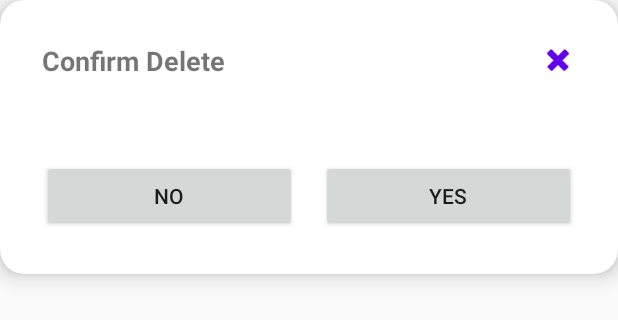
After one commit to ItsAlexanderPopov/android-app, an Android app built with Jetpack Compose: the layout delete_confirmation_dialog.xml on its own in the app's theme, with its tools: preview values and no code run, on a phone screen of 412 x 824 dp. The commit adds this screen. Shown: the top 320 px of the screen. Run offline under Robolectric (Android 15) with nearby library versions, the phone set to English and light mode, and no system bars.

Commit message:
delete confirmation dialog

```diff
--- /dev/null
+++ b/app/src/main/res/anim/fade_in.xml
@@ -0,0 +1,5 @@
+<?xml version="1.0" encoding="utf-8"?>
+<alpha xmlns:android="http://schemas.android.com/apk/res/android"
+    android:duration="500"
+    android:fromAlpha="0.0"
+    android:toAlpha="1.0" />
--- /dev/null
+++ b/app/src/main/res/layout/delete_confirmation_dialog.xml
@@ -0,0 +1,68 @@
+<?xml version="1.0" encoding="utf-8"?>
+<androidx.cardview.widget.CardView xmlns:android="http://schemas.android.com/apk/res/android"
+    xmlns:app="http://schemas.android.com/apk/res-auto"
+    android:layout_width="match_parent"
+    android:layout_height="wrap_content"
+    app:cardCornerRadius="16dp"
+    app:cardBackgroundColor="@color/colorAccent"
+    android:colorBackground="@color/colorPrimary"
+    app:cardElevation="8dp">
+
+
+    <LinearLayout
+        android:layout_width="match_parent"
+        android:layout_height="wrap_content"
+        android:orientation="vertical"
+        android:padding="28dp">
+
+        <RelativeLayout
+            android:layout_width="match_parent"
+            android:layout_height="wrap_content">
+
+            <TextView
+                android:layout_width="wrap_content"
+                android:layout_height="wrap_content"
+                android:text="Confirm Delete"
+                android:textSize="18sp"
+                android:textStyle="bold" />
+
+            <ImageView
+                android:id="@+id/close_icon"
+                android:layout_width="24dp"
+                android:layout_height="24dp"
+                android:layout_alignParentEnd="true"
+                android:src="@android:drawable/ic_delete"
+                app:tint="@color/colorPrimary"/>
+        </RelativeLayout>
+
+        <TextView
+            android:id="@+id/message_text_view"
+            android:layout_width="match_parent"
+            android:layout_height="wrap_content"
+            android:layout_marginTop="16dp"
+            android:layout_marginBottom="16dp"
+            android:textSize="16sp" />
+
+        <LinearLayout
+            android:layout_width="match_parent"
+            android:layout_height="wrap_content"
+            android:orientation="horizontal">
+
+            <Button
+                android:id="@+id/no_button"
+                android:layout_width="0dp"
+                android:layout_height="wrap_content"
+                android:layout_marginEnd="8dp"
+                android:layout_weight="1"
+                android:text="No" />
+
+            <Button
+                android:id="@+id/yes_button"
+                android:layout_width="0dp"
+                android:layout_height="wrap_content"
+                android:layout_marginStart="8dp"
+                android:layout_weight="1"
+                android:text="Yes" />
+        </LinearLayout>
+    </LinearLayout>
+</androidx.cardview.widget.CardView>
```
Also changed, not shown: app/src/main/java/com/example/easysale/DeleteDialog.java (added, +68 -0 lines), app/src/main/java/com/example/easysale/MainActivity.java (+19 -1 lines), app/src/main/res/values/themes.xml (+9 -2 lines).
